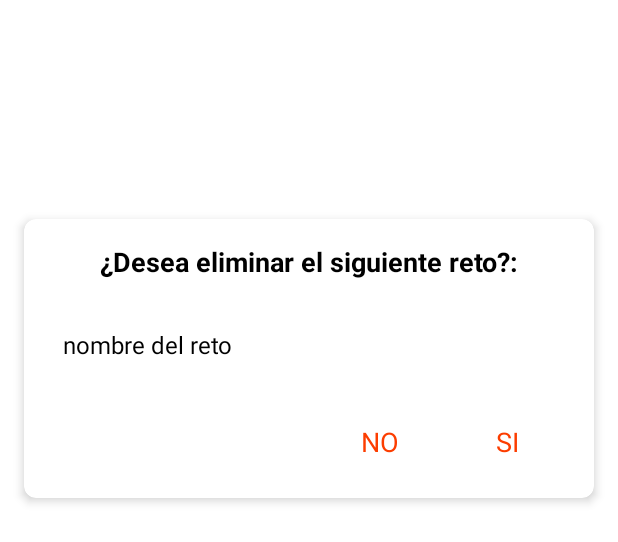
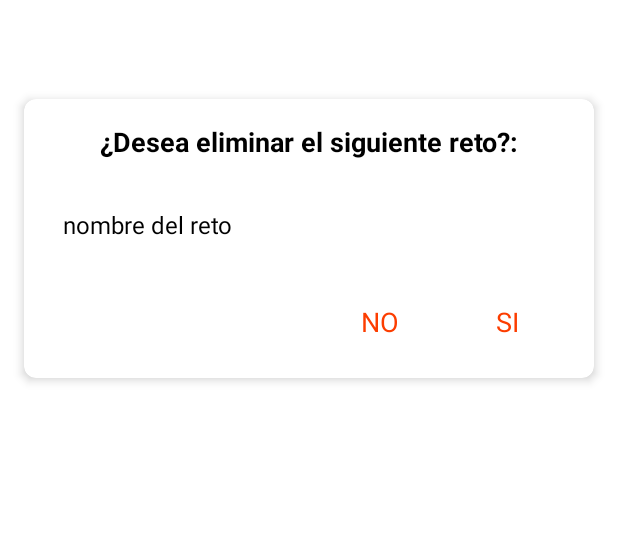
Before and after one commit to AndresDavidArcos/equipoSeis, an Android app: the layout dialog_layout_delete_challenge.xml on its own in the app's theme, with its tools: preview values and no code run, on a phone screen of 412 x 824 dp. Shown: the top 542 px of the screen. Run offline under Robolectric (Android 15) with nearby library versions, the phone set to English and light mode, and no system bars.

Commit message:
en progreso logica para eliminar un reto

```diff
--- a/app/src/main/res/drawable/delete_challenge.xml
+++ b/app/src/main/res/drawable/delete_challenge.xml
@@ -1,5 +1,5 @@
-<vector android:height="24dp" android:tint="#000000"
+<vector android:height="24dp" android:tint="#900B0B"
     android:viewportHeight="24" android:viewportWidth="24"
     android:width="24dp" xmlns:android="http://schemas.android.com/apk/res/android">
-    <path android:fillColor="@android:color/white" android:pathData="M22,8v10c0,1.1 -0.9,2 -2,2H4c-1.1,0 -2,-0.9 -2,-2L2.01,6C2.01,4.9 2.9,4 4,4h6l2,2h8C21.1,6 22,6.9 22,8zM16.5,10V9h-2v1H12v1.5h1v4c0,0.83 0.67,1.5 1.5,1.5h2c0.83,0 1.5,-0.67 1.5,-1.5v-4h1V10H16.5zM16.5,15.5h-2v-4h2V15.5z"/>
+    <path android:fillColor="@android:color/white" android:pathData="M6,19c0,1.1 0.9,2 2,2h8c1.1,0 2,-0.9 2,-2V7H6v12zM19,4h-3.5l-1,-1h-5l-1,1H5v2h14V4z"/>
 </vector>
--- a/app/src/main/res/layout/dialog_layout_delete_challenge.xml
+++ b/app/src/main/res/layout/dialog_layout_delete_challenge.xml
@@ -1,8 +1,9 @@
 <?xml version="1.0" encoding="utf-8"?>
-<RelativeLayout xmlns:android="http://schemas.android.com/apk/res/android"
+<RelativeLayout
+    xmlns:android="http://schemas.android.com/apk/res/android"
     android:layout_width="match_parent"
     android:layout_height="wrap_content"
-    android:layout_marginTop="130dp"
+    android:layout_marginTop="50dp"
     xmlns:app="http://schemas.android.com/apk/res-auto">
 
     <com.google.android.material.card.MaterialCardView
@@ -54,7 +55,7 @@
                 android:layout_marginBottom="25dp">
 
                 <TextView
-                    android:id="@+id/btnCancel"
+                    android:id="@+id/tvNO"
                     android:layout_width="wrap_content"
                     android:layout_height="wrap_content"
                     android:layout_marginEnd="60dp"
@@ -65,7 +66,7 @@
                     android:textSize="18sp" />
 
                 <TextView
-                    android:id="@+id/btnSaveChallenge"
+                    android:id="@+id/tvSI"
                     android:layout_width="wrap_content"
                     android:layout_height="wrap_content"
                     android:layout_alignParentRight="true"
```
Also changed, not shown: app/src/main/java/com/example/picobotellaequipo6/view/fragment/DialogDeleteChallenge.kt (+32 -1 lines).
